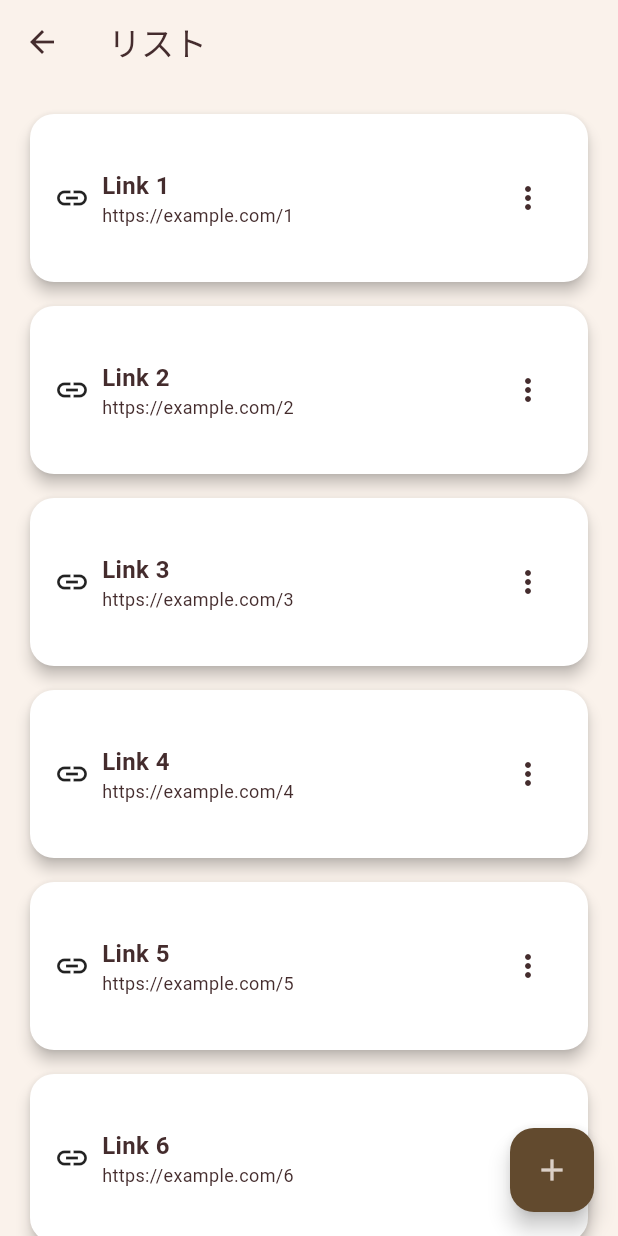
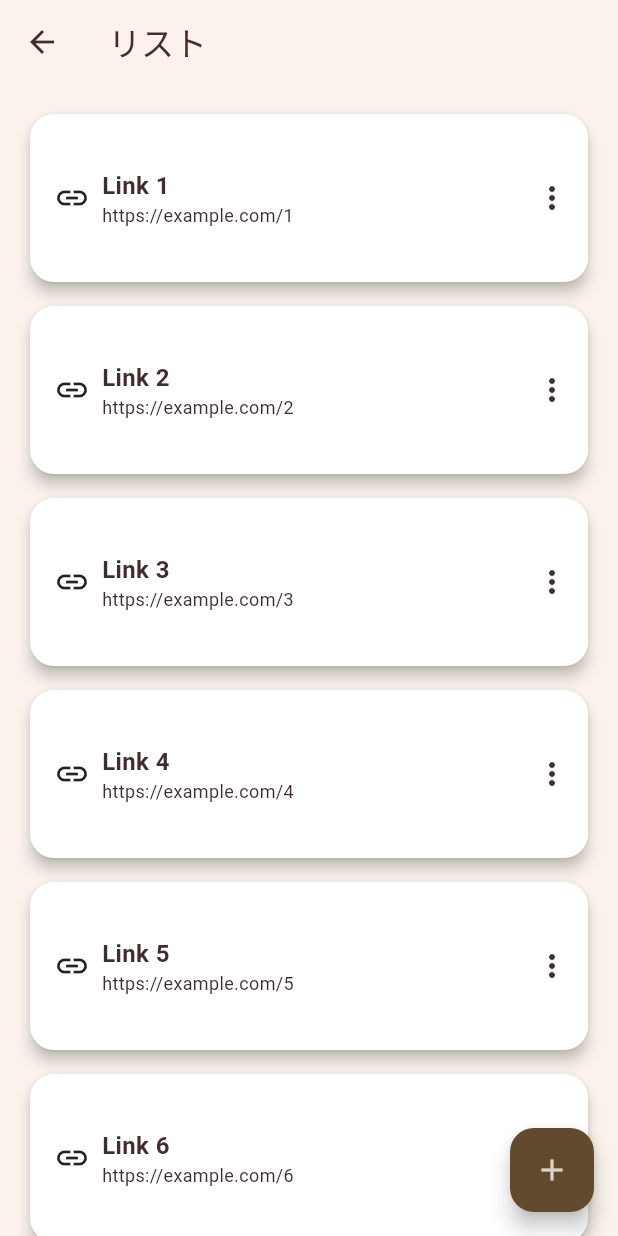
Before and after one commit to Sh1M4D40811m/wishelf, a Flutter app: the screen it shows after launch, after a tap on "リスト", on a phone screen of 412 x 824 dp. Run offline on Flutter 3.47's test engine with Material 3 defaults, Android fonts, the phone set to English and light mode, and no system bars; our stand-ins replace shared_preferences.

Commit message:
fix margen

```diff
--- a/lib/views/link_list_screen.dart
+++ b/lib/views/link_list_screen.dart
@@ -46,7 +46,7 @@ final class LinkListScreen extends StatelessWidget {
             borderRadius: BorderRadius.circular(16),
             onTap: () {},
             child: Padding(
-              padding: const EdgeInsets.all(16),
+              padding: const EdgeInsets.fromLTRB(16, 16, 0, 16),
               child: _buildCardContents(context, index),
             ),
           ),
```
